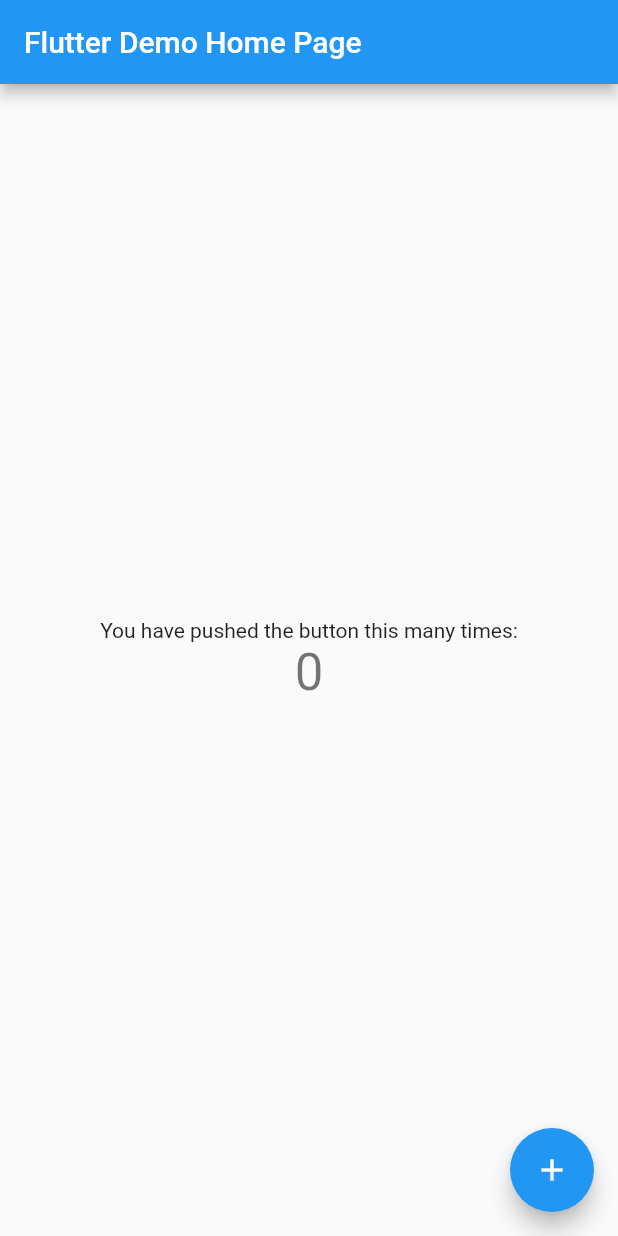
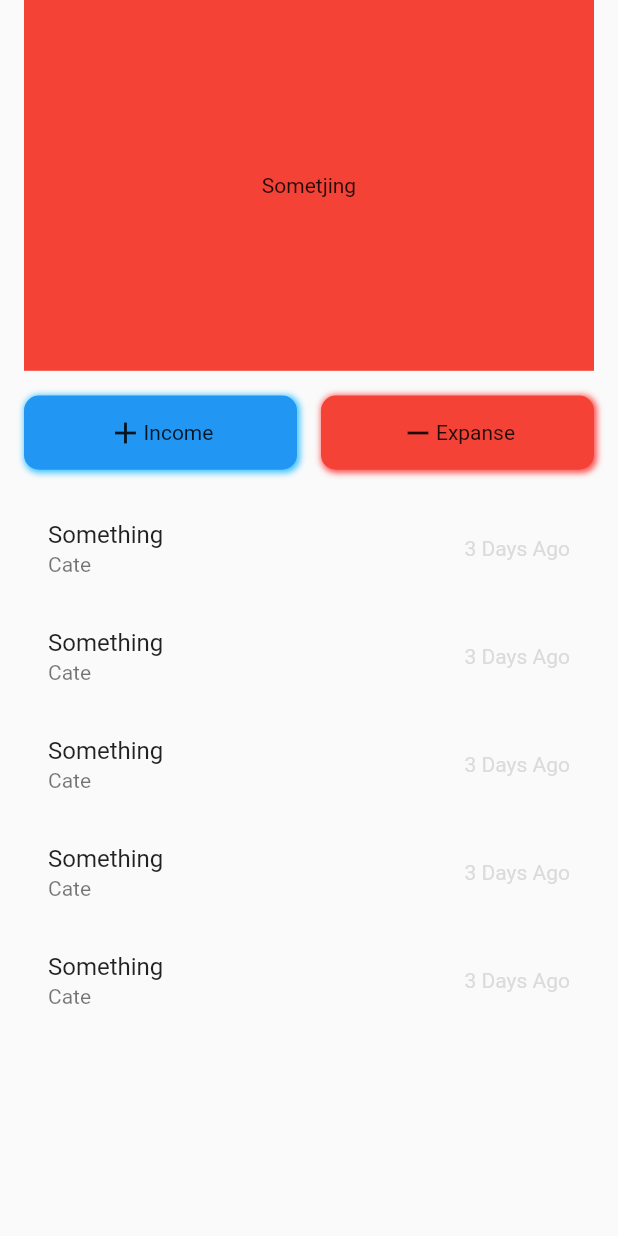
Before and after one commit to shamrat1/expanse_manager_app, a Flutter app: the screen it shows after launch, on a phone screen of 412 x 824 dp. Run offline on Flutter 3.47's test engine with Material 2 defaults, Android fonts, the phone set to English and light mode, and no system bars; our stand-ins replace get.

Commit message:
home page design update

```diff
--- a/lib/app/controllers/HomeController.dart
+++ b/lib/app/controllers/HomeController.dart
@@ -1,6 +1,8 @@
 import 'package:get/get.dart';
 
 class HomeController extends GetxController {
+  RxBool loading = false.obs;
+
   @override
   void onInit() {
     super.onInit();
--- a/lib/main.dart
+++ b/lib/main.dart
@@ -1,3 +1,4 @@
+import 'package:expanse_manager/views/screens/home_page.dart';
 import 'package:flutter/material.dart';
 
 void main() {
@@ -15,7 +16,7 @@ class MyApp extends StatelessWidget {
       theme: ThemeData(
         primarySwatch: Colors.blue,
       ),
-      home: const MyHomePage(title: 'Flutter Demo Home Page'),
+      home: const HomePage(),
     );
   }
 }
--- a/lib/views/screens/home_page.dart
+++ b/lib/views/screens/home_page.dart
@@ -0,0 +1,124 @@
+import 'package:expanse_manager/app/controllers/HomeController.dart';
+import 'package:flutter/material.dart';
+import 'package:get/get.dart';
+
+class HomePage extends StatefulWidget {
+  const HomePage({Key? key}) : super(key: key);
+
+  @override
+  _HomePageState createState() => _HomePageState();
+}
+
+class _HomePageState extends State<HomePage> {
+  HomeController controller = Get.put(HomeController());
+
+  @override
+  Widget build(BuildContext context) {
+    return Scaffold(
+      body: Container(
+        margin: EdgeInsets.only(top: MediaQuery.of(context).padding.top),
+        padding: const EdgeInsets.symmetric(horizontal: 16),
+        child: Obx(() {
+          if (controller.loading.value) {
+            return const Center(
+              child: CircularProgressIndicator(),
+            );
+          }
+          return SingleChildScrollView(
+            child: Column(
+              children: [
+                Container(
+                  height: Get.height * .30,
+                  width: Get.width,
+                  color: Colors.red,
+                  child: Center(child: Text("Sometjing")),
+                ),
+                Container(
+                  height: Get.height * .10,
+                  width: Get.width,
+                  padding: EdgeInsets.symmetric(vertical: 8),
+                  child: LayoutBuilder(builder: (context, constraint) {
+                    return Row(
+                      mainAxisAlignment: MainAxisAlignment.spaceBetween,
+                      children: [
+                        InkWell(
+                          onTap: () {},
+                          child: Container(
+                            height: Get.height * 0.06,
+                            width: constraint.maxWidth * .50 - 8,
+                            decoration: BoxDecoration(
+                              borderRadius: BorderRadius.circular(10),
+                              color: Colors.blue,
+                              boxShadow: [
+                                BoxShadow(
+                                  color: Colors.lightBlueAccent,
+                                  blurRadius: 3,
+                                  spreadRadius: 1,
+                                  offset: Offset(1, 1),
+                                )
+                              ],
+                            ),
+                            child: Row(
+                              mainAxisAlignment: MainAxisAlignment.center,
+                              children: [
+                                Icon(Icons.add),
+                                Text("Income"),
+                              ],
+                            ),
+                          ),
+                        ),
+                        InkWell(
+                          onTap: () {},
+                          child: Container(
+                            height: Get.height * 0.06,
+                            width: constraint.maxWidth * .50 - 8,
+                            decoration: BoxDecoration(
+                              borderRadius: BorderRadius.circular(10),
+                              color: Colors.red[500],
+                              boxShadow: [
+                                BoxShadow(
+                                  color: Colors.redAccent,
+                                  blurRadius: 3,
+                                  spreadRadius: 1,
+                                  offset: Offset(1, 1),
+                                )
+                              ],
+                            ),
+                            child: Row(
+                              mainAxisAlignment: MainAxisAlignment.center,
+                              children: [
+                                Icon(Icons.remove),
+                                Text("Expanse"),
+                              ],
+                            ),
+                          ),
+                        ),
+                      ],
+                    );
+                  }),
+                ),
+                Container(
+                    height:
+                        Get.height * .60 - MediaQuery.of(context).padding.top,
+                    width: Get.width,
+                    // color: Colors.greenAccent,
+                    child: ListView.builder(
+                        itemCount: 5,
+                        itemBuilder: (context, index) {
+                          return ListTile(
+                            title: Text("Something"),
+                            subtitle: Text("Cate"),
+                            trailing: Text(
+                              "3 Days Ago",
+                              style: TextStyle(color: Color(0xffdbdbdb)),
+                            ),
+                          );
+                        })),
+              ],
+            ),
+          );
+        }),
+      ),
+    );
+  }
+}
--- a/pubspec.yaml
+++ b/pubspec.yaml
@@ -35,6 +35,7 @@ dependencies:
   # Use with the CupertinoIcons class for iOS style icons.
   cupertino_icons: ^1.0.2
   get: ^4.6.1
+  argon_buttons_flutter: ^1.1.0
 
 dev_dependencies:
   flutter_test:
```
Also changed, not shown: pubspec.lock.
